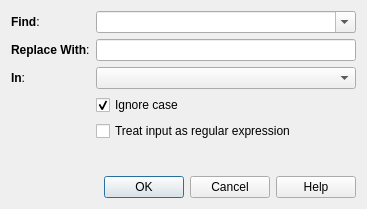
Old version of the form qt/designer/findreplace.ui in the repository ankitects/anki.
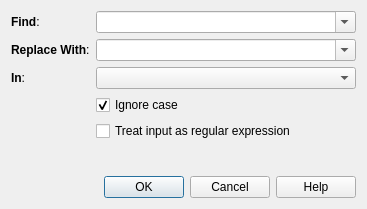
New version of the form.

Commit message:
Set to remember the last replace input for findreplace.ui
https://anki.tenderapp.com/discussions/ankidesktop/39468-find-and-replace-does-not-remember-the-input-from-last-time

Diff of the .ui file:
```diff
--- a/qt/designer/findreplace.ui
+++ b/qt/designer/findreplace.ui
@@ -47,7 +47,20 @@
       </widget>
      </item>
      <item row="1" column="1">
-      <widget class="QLineEdit" name="replace"/>
+      <widget class="QComboBox" name="replace">
+       <property name="sizePolicy">
+        <sizepolicy hsizetype="Expanding" vsizetype="Fixed">
+         <horstretch>9</horstretch>
+         <verstretch>0</verstretch>
+        </sizepolicy>
+       </property>
+       <property name="editable">
+        <bool>true</bool>
+       </property>
+       <property name="insertPolicy">
+        <enum>QComboBox::NoInsert</enum>
+       </property>
+      </widget>
      </item>
      <item row="2" column="0">
       <widget class="QLabel" name="label_3">
```
The commit also changes 1 other file.
